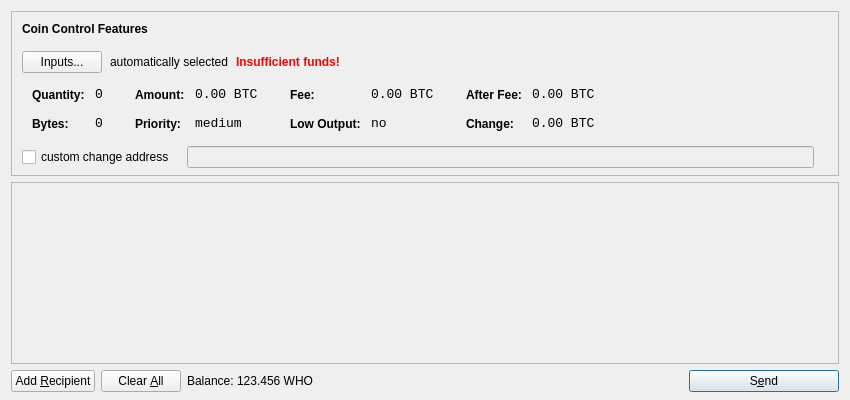
Old version of the form src/qt/forms/sendcoinsdialog.ui in the repository whocoin/whocoin.
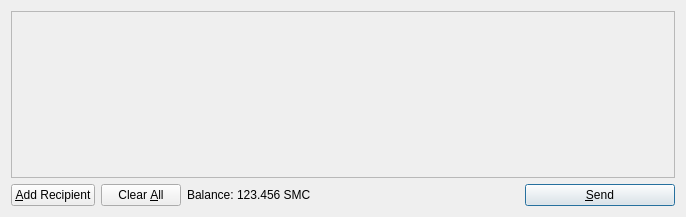
New version of the form. Icons and pictures are not drawn.

What changed in the file:
```diff
--- a/src/qt/forms/sendcoinsdialog.ui
+++ b/src/qt/forms/sendcoinsdialog.ui
@@ -6,615 +6,14 @@
    <rect>
     <x>0</x>
     <y>0</y>
-    <width>850</width>
-    <height>400</height>
+    <width>686</width>
+    <height>217</height>
    </rect>
   </property>
   <property name="windowTitle">
    <string>Send Coins</string>
   </property>
-  <layout class="QVBoxLayout" name="verticalLayout" stretch="0,1,0">
-   <property name="bottomMargin">
-    <number>8</number>
-   </property>
-   <item>
-    <widget class="QFrame" name="frameCoinControl">
-     <property name="sizePolicy">
-      <sizepolicy hsizetype="Expanding" vsizetype="Expanding">
-       <horstretch>0</horstretch>
-       <verstretch>0</verstretch>
-      </sizepolicy>
-     </property>
-     <property name="maximumSize">
-      <size>
-       <width>16777215</width>
-       <height>16777215</height>
-      </size>
-     </property>
-     <property name="frameShape">
-      <enum>QFrame::StyledPanel</enum>
-     </property>
-     <property name="frameShadow">
-      <enum>QFrame::Sunken</enum>
-     </property>
-     <layout class="QVBoxLayout" name="verticalLayoutCoinControl2">
-      <property name="spacing">
-       <number>-1</number>
-      </property>
-      <property name="leftMargin">
-       <number>0</number>
-      </property>
-      <property name="topMargin">
-       <number>0</number>
-      </property>
-      <property name="rightMargin">
-       <number>0</number>
-      </property>
-      <property name="bottomMargin">
-       <number>6</number>
-      </property>
-      <item>
-       <layout class="QVBoxLayout" name="verticalLayoutCoinControl" stretch="0,0,0,0,1">
-        <property name="spacing">
-         <number>0</number>
-        </property>
-        <property name="leftMargin">
-         <number>10</number>
-        </property>
-        <property name="topMargin">
-         <number>10</number>
-        </property>
-        <item>
-         <layout class="QHBoxLayout" name="horizontalLayoutCoinControl1">
-          <property name="bottomMargin">
-           <number>15</number>
-          </property>
-          <item>
-           <widget class="QLabel" name="labelCoinControlFeatures">
-            <property name="sizePolicy">
-             <sizepolicy hsizetype="Preferred" vsizetype="Maximum">
-              <horstretch>0</horstretch>
-              <verstretch>0</verstretch>
-             </sizepolicy>
-            </property>
-            <property name="font">
-             <font>
-              <weight>75</weight>
-              <bold>true</bold>
-             </font>
-            </property>
-            <property name="styleSheet">
-             <string notr="true">font-weight:bold;</string>
-            </property>
-            <property name="text">
-             <string>Coin Control Features</string>
-            </property>
-           </widget>
-          </item>
-         </layout>
-        </item>
-        <item>
-         <layout class="QHBoxLayout" name="horizontalLayoutCoinControl2" stretch="0,0,0,0">
-          <property name="spacing">
-           <number>8</number>
-          </property>
-          <property name="bottomMargin">
-           <number>10</number>
-          </property>
-          <item>
-           <widget class="QPushButton" name="pushButtonCoinControl">
-            <property name="styleSheet">
-             <string notr="true"/>
-            </property>
-            <property name="text">
-             <string>Inputs...</string>
-            </property>
-           </widget>
-          </item>
-          <item>
-           <widget class="QLabel" name="labelCoinControlAutomaticallySelected">
-            <property name="text">
-             <string>automatically selected</string>
-            </property>
-            <property name="margin">
-             <number>5</number>
-            </property>
-           </widget>
-          </item>
-          <item>
-           <widget class="QLabel" name="labelCoinControlInsuffFunds">
-            <property name="font">
-             <font>
-              <weight>75</weight>
-              <bold>true</bold>
-             </font>
-            </property>
-            <property name="styleSheet">
-             <string notr="true">color:red;font-weight:bold;</string>
-            </property>
-            <property name="text">
-             <string>Insufficient funds!</string>
-            </property>
-            <property name="margin">
-             <number>5</number>
-            </property>
-           </widget>
-          </item>
-          <item>
-           <spacer name="horizontalSpacerCoinControl">
-            <property name="orientation">
-             <enum>Qt::Horizontal</enum>
-            </property>
-            <property name="sizeHint" stdset="0">
-             <size>
-              <width>40</width>
-              <height>1</height>
-             </size>
-            </property>
-           </spacer>
-          </item>
-         </layout>
-        </item>
-        <item>
-         <widget class="QWidget" name="widgetCoinControl" native="true">
-          <property name="sizePolicy">
-           <sizepolicy hsizetype="Preferred" vsizetype="Preferred">
-            <horstretch>0</horstretch>
-            <verstretch>0</verstretch>
-           </sizepolicy>
-          </property>
-          <property name="minimumSize">
-           <size>
-            <width>0</width>
-            <height>0</height>
-           </size>
-          </property>
-          <property name="styleSheet">
-           <string notr="true"/>
-          </property>
-          <layout class="QHBoxLayout" name="horizontalLayoutCoinControl5">
-           <property name="margin">
-            <number>0</number>
-           </property>
-           <item>
-            <layout class="QHBoxLayout" name="horizontalLayoutCoinControl3" stretch="0,0,0,1">
-             <property name="spacing">
-              <number>20</number>
-             </property>
-             <property name="topMargin">
-              <number>0</number>
-             </property>
-             <property name="bottomMargin">
-              <number>10</number>
-             </property>
-             <item>
-              <layout class="QFormLayout" name="formLayoutCoinControl1">
-               <property name="horizontalSpacing">
-                <number>10</number>
-               </property>
-               <property name="verticalSpacing">
-                <number>14</number>
-               </property>
-               <property name="leftMargin">
-                <number>10</number>
-               </property>
-               <property name="topMargin">
-                <number>4</number>
-               </property>
-               <property name="rightMargin">
-                <number>6</number>
-               </property>
-               <item row="0" column="0">
-                <widget class="QLabel" name="labelCoinControlQuantityText">
-                 <property name="styleSheet">
-                  <string notr="true">font-weight:bold;</string>
-                 </property>
-                 <property name="text">
-                  <string>Quantity:</string>
-                 </property>
-                 <property name="margin">
-                  <number>0</number>
-                 </property>
-                </widget>
-               </item>
-               <item row="0" column="1">
-                <widget class="QLabel" name="labelCoinControlQuantity">
-                 <property name="font">
-                  <font>
-                   <family>Monospace</family>
-                   <pointsize>10</pointsize>
-                  </font>
-                 </property>
-                 <property name="cursor">
-                  <cursorShape>IBeamCursor</cursorShape>
-                 </property>
-                 <property name="contextMenuPolicy">
-                  <enum>Qt::ActionsContextMenu</enum>
-                 </property>
-                 <property name="text">
-                  <string notr="true">0</string>
-                 </property>
-                 <property name="margin">
-                  <number>0</number>
-                 </property>
-                 <property name="textInteractionFlags">
-                  <set>Qt::LinksAccessibleByMouse|Qt::TextSelectableByKeyboard|Qt::TextSelectableByMouse</set>
-                 </property>
-                </widget>
-               </item>
-               <item row="1" column="0">
-                <widget class="QLabel" name="labelCoinControlBytesText">
-                 <property name="styleSheet">
-                  <string notr="true">font-weight:bold;</string>
-                 </property>
-                 <property name="text">
-                  <string>Bytes:</string>
-                 </property>
-                </widget>
-               </item>
-               <item row="1" column="1">
-                <widget class="QLabel" name="labelCoinControlBytes">
-                 <property name="font">
-                  <font>
-                   <family>Monospace</family>
-                   <pointsize>10</pointsize>
-                  </font>
-                 </property>
-                 <property name="cursor">
-                  <cursorShape>IBeamCursor</cursorShape>
-                 </property>
-                 <property name="contextMenuPolicy">
-                  <enum>Qt::ActionsContextMenu</enum>
-                 </property>
-                 <property name="text">
-                  <string notr="true">0</string>
-                 </property>
-                 <property name="textInteractionFlags">
-                  <set>Qt::LinksAccessibleByMouse|Qt::TextSelectableByKeyboard|Qt::TextSelectableByMouse</set>
-                 </property>
-                </widget>
-               </item>
-              </layout>
-             </item>
-             <item>
-              <layout class="QFormLayout" name="formLayoutCoinControl2">
-               <property name="horizontalSpacing">
-                <number>10</number>
-               </property>
-               <property name="verticalSpacing">
-                <number>14</number>
-               </property>
-               <property name="leftMargin">
-                <number>6</number>
-               </property>
-               <property name="topMargin">
-                <number>4</number>
-               </property>
-               <property name="rightMargin">
-                <number>6</number>
-               </property>
-               <item row="0" column="0">
-                <widget class="QLabel" name="labelCoinControlAmountText">
-                 <property name="styleSheet">
-                  <string notr="true">font-weight:bold;</string>
-                 </property>
-                 <property name="text">
-                  <string>Amount:</string>
-                 </property>
-                 <property name="margin">
-                  <number>0</number>
-                 </property>
-                </widget>
-               </item>
-               <item row="0" column="1">
-                <widget class="QLabel" name="labelCoinControlAmount">
-                 <property name="font">
-                  <font>
-                   <family>Monospace</family>
-                   <pointsize>10</pointsize>
-                  </font>
-                 </property>
-                 <property name="cursor">
-                  <cursorShape>IBeamCursor</cursorShape>
-                 </property>
-                 <property name="contextMenuPolicy">
-                  <enum>Qt::ActionsContextMenu</enum>
-                 </property>
-                 <property name="text">
-                  <string notr="true">0.00 BTC</string>
-                 </property>
-                 <property name="textInteractionFlags">
-                  <set>Qt::LinksAccessibleByMouse|Qt::TextSelectableByKeyboard|Qt::TextSelectableByMouse</set>
-                 </property>
-                </widget>
-               </item>
-               <item row="1" column="0">
-                <widget class="QLabel" name="labelCoinControlPriorityText">
-                 <property name="styleSheet">
-                  <string notr="true">font-weight:bold;</string>
-                 </property>
-                 <property name="text">
-                  <string>Priority:</string>
-                 </property>
-                </widget>
-               </item>
-               <item row="1" column="1">
-                <widget class="QLabel" name="labelCoinControlPriority">
-                 <property name="font">
-                  <font>
-                   <family>Monospace</family>
-                   <pointsize>10</pointsize>
-                  </font>
-                 </property>
-                 <property name="cursor">
-                  <cursorShape>IBeamCursor</cursorShape>
-                 </property>
-                 <property name="contextMenuPolicy">
-                  <enum>Qt::ActionsContextMenu</enum>
-                 </property>
-                 <property name="text">
-                  <string>medium</string>
-                 </property>
-                 <property name="textInteractionFlags">
-                  <set>Qt::LinksAccessibleByMouse|Qt::TextSelectableByKeyboard|Qt::TextSelectableByMouse</set>
-                 </property>
-                </widget>
-               </item>
-              </layout>
-             </item>
-             <item>
-              <layout class="QFormLayout" name="formLayoutCoinControl3">
-               <property name="horizontalSpacing">
-                <number>10</number>
-               </property>
-               <property name="verticalSpacing">
-                <number>14</number>
-               </property>
-               <property name="leftMargin">
-                <number>6</number>
-               </property>
-               <property name="topMargin">
-                <number>4</number>
-               </property>
-               <property name="rightMargin">
-                <number>6</number>
-               </property>
-               <item row="0" column="0">
-                <widget class="QLabel" name="labelCoinControlFeeText">
-                 <property name="styleSheet">
-                  <string notr="true">font-weight:bold;</string>
-                 </property>
-                 <property name="text">
-                  <string>Fee:</string>
-                 </property>
-                 <property name="margin">
-                  <number>0</number>
-                 </property>
-                </widget>
-               </item>
-               <item row="0" column="1">
-                <widget class="QLabel" name="labelCoinControlFee">
-                 <property name="font">
-                  <font>
-                   <family>Monospace</family>
-                   <pointsize>10</pointsize>
-                  </font>
-                 </property>
-                 <property name="cursor">
-                  <cursorShape>IBeamCursor</cursorShape>
-                 </property>
-                 <property name="contextMenuPolicy">
-                  <enum>Qt::ActionsContextMenu</enum>
-                 </property>
-                 <property name="text">
-                  <string notr="true">0.00 BTC</string>
-                 </property>
-                 <property name="textInteractionFlags">
-                  <set>Qt::LinksAccessibleByMouse|Qt::TextSelectableByKeyboard|Qt::TextSelectableByMouse</set>
-                 </property>
-                </widget>
-               </item>
-               <item row="1" column="0">
-                <widget class="QLabel" name="labelCoinControlLowOutputText">
-                 <property name="styleSheet">
-                  <string notr="true">font-weight:bold;</string>
-                 </property>
-                 <property name="text">
-                  <string>Low Output:</string>
-                 </property>
-                </widget>
-               </item>
-               <item row="1" column="1">
-                <widget class="QLabel" name="labelCoinControlLowOutput">
-                 <property name="font">
-                  <font>
-                   <family>Monospace</family>
-                   <pointsize>10</pointsize>
-                  </font>
-                 </property>
-                 <property name="cursor">
-                  <cursorShape>IBeamCursor</cursorShape>
-                 </property>
-                 <property name="contextMenuPolicy">
-                  <enum>Qt::ActionsContextMenu</enum>
-                 </property>
-                 <property name="text">
-                  <string>no</string>
-                 </property>
-                 <property name="textInteractionFlags">
-                  <set>Qt::LinksAccessibleByMouse|Qt::TextSelectableByKeyboard|Qt::TextSelectableByMouse</set>
-                 </property>
-                </widget>
-               </item>
-              </layout>
-             </item>
-             <item>
-              <layout class="QFormLayout" name="formLayoutCoinControl4">
-               <property name="horizontalSpacing">
-                <number>10</number>
-               </property>
-               <property name="verticalSpacing">
-                <number>14</number>
-               </property>
-               <property name="leftMargin">
-                <number>6</number>
-               </property>
-               <property name="topMargin">
-                <number>4</number>
-               </property>
-               <property name="rightMargin">
-                <number>6</number>
-               </property>
-               <item row="0" column="0">
-                <widget class="QLabel" name="labelCoinControlAfterFeeText">
-                 <property name="styleSheet">
-                  <string notr="true">font-weight:bold;</string>
-                 </property>
-                 <property name="text">
-                  <string>After Fee:</string>
-                 </property>
-                 <property name="margin">
-                  <number>0</number>
-                 </property>
-                </widget>
-               </item>
-               <item row="0" column="1">
-                <widget class="QLabel" name="labelCoinControlAfterFee">
-                 <property name="font">
-                  <font>
-                   <family>Monospace</family>
-                   <pointsize>10</pointsize>
-                  </font>
-                 </property>
-                 <property name="cursor">
-                  <cursorShape>IBeamCursor</cursorShape>
-                 </property>
-                 <property name="contextMenuPolicy">
-                  <enum>Qt::ActionsContextMenu</enum>
-                 </property>
-                 <property name="text">
-                  <string notr="true">0.00 BTC</string>
-                 </property>
-                 <property name="textInteractionFlags">
-                  <set>Qt::LinksAccessibleByMouse|Qt::TextSelectableByKeyboard|Qt::TextSelectableByMouse</set>
-                 </property>
-                </widget>
-               </item>
-               <item row="1" column="0">
-                <widget class="QLabel" name="labelCoinControlChangeText">
-                 <property name="styleSheet">
-                  <string notr="true">font-weight:bold;</string>
-                 </property>
-                 <property name="text">
-                  <string>Change:</string>
-                 </property>
-                </widget>
-               </item>
-               <item row="1" column="1">
-                <widget class="QLabel" name="labelCoinControlChange">
-                 <property name="font">
-                  <font>
-                   <family>Monospace</family>
-                   <pointsize>10</pointsize>
-                  </font>
-                 </property>
-                 <property name="cursor">
-                  <cursorShape>IBeamCursor</cursorShape>
-                 </property>
-                 <property name="contextMenuPolicy">
-                  <enum>Qt::ActionsContextMenu</enum>
-                 </property>
-                 <property name="text">
-                  <string notr="true">0.00 BTC</string>
-                 </property>
-                 <property name="textInteractionFlags">
-                  <set>Qt::LinksAccessibleByMouse|Qt::TextSelectableByKeyboard|Qt::TextSelectableByMouse</set>
-                 </property>
-                </widget>
-               </item>
-              </layout>
-             </item>
-            </layout>
-           </item>
-          </layout>
-         </widget>
-        </item>
-        <item>
-         <layout class="QHBoxLayout" name="horizontalLayoutCoinControl4" stretch="0,0,0">
-          <property name="spacing">
-           <number>12</number>
-          </property>
-          <property name="sizeConstraint">
-           <enum>QLayout::SetDefaultConstraint</enum>
-          </property>
-          <property name="topMargin">
-           <number>5</number>
-          </property>
-          <property name="rightMargin">
-           <number>5</number>
-          </property>
-          <item>
-           <widget class="QCheckBox" name="checkBoxCoinControlChange">
-            <property name="text">
-             <string>custom change address</string>
-            </property>
-           </widget>
-          </item>
-          <item>
-           <widget class="QLineEdit" name="lineEditCoinControlChange">
-            <property name="enabled">
-             <bool>false</bool>
-            </property>
-            <property name="sizePolicy">
-             <sizepolicy hsizetype="Expanding" vsizetype="Fixed">
-              <horstretch>0</horstretch>
-              <verstretch>0</verstretch>
-             </sizepolicy>
-            </property>
-           </widget>
-          </item>
-          <item>
-           <widget class="QLabel" name="labelCoinControlChangeLabel">
-            <property name="sizePolicy">
-             <sizepolicy hsizetype="Preferred" vsizetype="Expanding">
-              <horstretch>0</horstretch>
-              <verstretch>0</verstretch>
-             </sizepolicy>
-            </property>
-            <property name="minimumSize">
-             <size>
-              <width>0</width>
-              <height>0</height>
-             </size>
-            </property>
-            <property name="text">
-             <string/>
-            </property>
-            <property name="margin">
-             <number>3</number>
-            </property>
-           </widget>
-          </item>
-         </layout>
-        </item>
-        <item>
-         <spacer name="verticalSpacerCoinControl">
-          <property name="orientation">
-           <enum>Qt::Vertical</enum>
-          </property>
-          <property name="sizeHint" stdset="0">
-           <size>
-            <width>800</width>
-            <height>1</height>
-           </size>
-          </property>
-         </spacer>
-        </item>
-       </layout>
-      </item>
-     </layout>
-    </widget>
-   </item>
+  <layout class="QVBoxLayout" name="verticalLayout">
    <item>
     <widget class="QScrollArea" name="scrollArea">
      <property name="widgetResizable">
@@ -625,7 +24,7 @@
        <rect>
         <x>0</x>
         <y>0</y>
-        <width>830</width>
+        <width>666</width>
         <height>165</height>
        </rect>
       </property>
@@ -665,7 +64,7 @@
         <string>Send to multiple recipients at once</string>
        </property>
        <property name="text">
-        <string>Add &amp;Recipient</string>
+        <string>&amp;Add Recipient</string>
        </property>
        <property name="icon">
         <iconset resource="../bitcoin.qrc">
@@ -720,7 +119,7 @@
           <cursorShape>IBeamCursor</cursorShape>
          </property>
          <property name="text">
-          <string>123.456 WHO</string>
+          <string>123.456 SMC</string>
          </property>
          <property name="textInteractionFlags">
           <set>Qt::LinksAccessibleByMouse|Qt::TextSelectableByKeyboard|Qt::TextSelectableByMouse</set>
@@ -754,7 +153,7 @@
         <string>Confirm the send action</string>
        </property>
        <property name="text">
-        <string>S&amp;end</string>
+        <string>&amp;Send</string>
        </property>
        <property name="icon">
         <iconset resource="../bitcoin.qrc">
```
